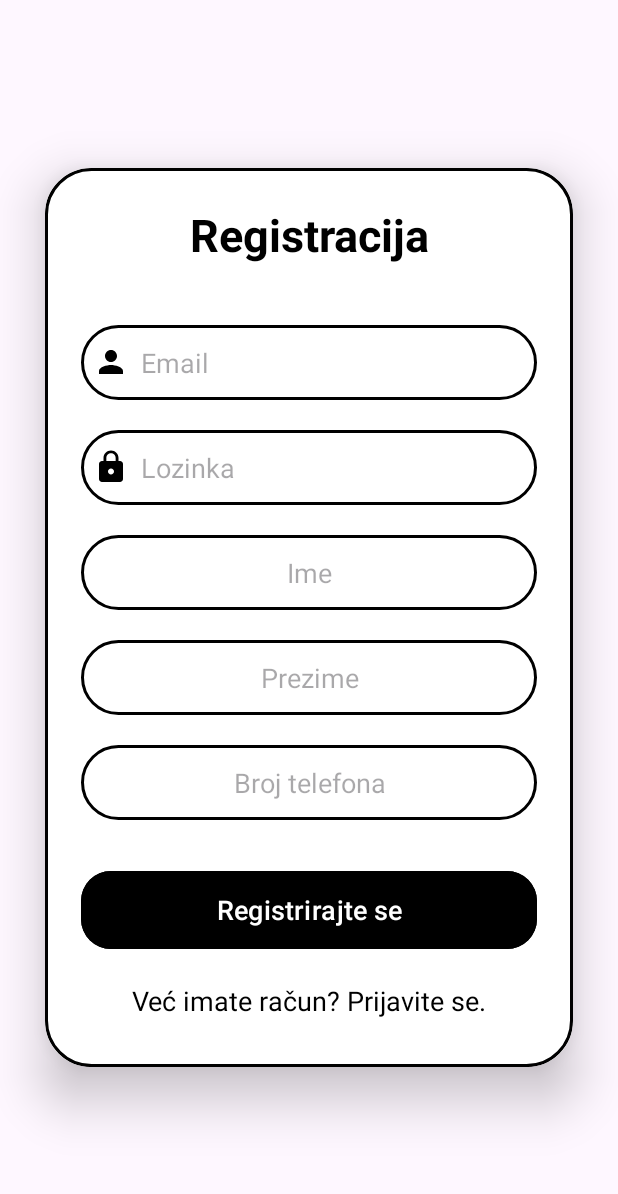
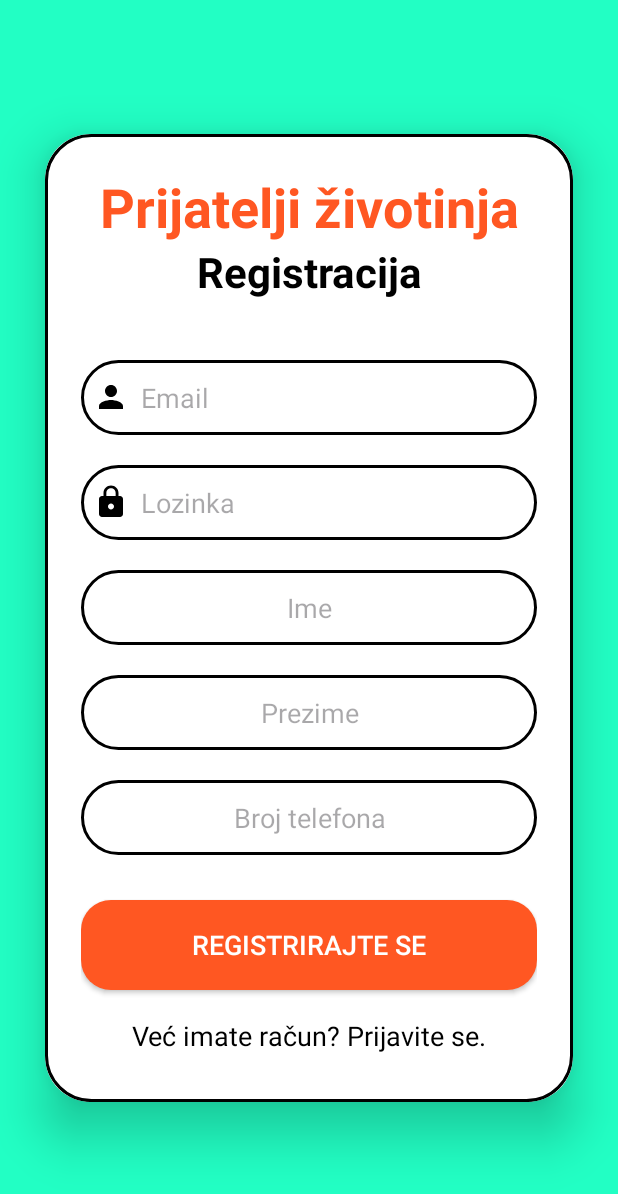
Before and after one commit to simunjelic/NRAMU_project, an Android app: the RegistrationActivity screen opened directly, with no data from a screen before it, on a phone screen of 412 x 824 dp. Shown: the top 1194 px of the screen. Run offline under Robolectric (Android 15) with nearby library versions, the phone set to English and light mode, and no system bars; our stand-ins replace Firebase (no records; nobody signed in at launch, a user with empty details on screens opened directly).

Commit message:
Update login and registration forms to match new style

```diff
--- a/app/src/main/res/layout/activity_registration.xml
+++ b/app/src/main/res/layout/activity_registration.xml
@@ -7,6 +7,7 @@
     android:layout_height="match_parent"
     android:orientation="vertical"
     android:gravity="center"
+    android:background="@color/udomiTeal"
     tools:context=".RegistrationActivity">
 
     <androidx.cardview.widget.CardView
@@ -27,8 +28,18 @@
             <TextView
                 android:layout_width="match_parent"
                 android:layout_height="wrap_content"
+                android:text="Prijatelji životinja"
+                android:textSize="36sp"
+                android:textAlignment="center"
+                android:textStyle="bold"
+                android:textColor="@color/udomiOrange"
+                />
+
+            <TextView
+                android:layout_width="match_parent"
+                android:layout_height="wrap_content"
                 android:text="Registracija"
-                android:textSize="30sp"
+                android:textSize="28sp"
                 android:textAlignment="center"
                 android:textStyle="bold"
                 android:textColor="@color/black"
@@ -94,14 +105,15 @@
                 android:gravity="center"
                 android:textColor="@color/black" />
 
-            <Button
+            <androidx.appcompat.widget.AppCompatButton
                 android:layout_width="match_parent"
                 android:layout_height="60dp"
                 android:text="Registrirajte se"
                 android:id="@+id/signup_button"
                 android:textSize="18sp"
                 android:layout_marginTop="30dp"
-                android:backgroundTint="@color/black"
+                android:background="@drawable/rounded_button"
+                android:textColor="@color/white"
                 app:cornerRadius = "20dp" />
 
             <TextView
```
Also changed, not shown: app/src/main/res/layout/activity_login.xml (+17 -4 lines).
